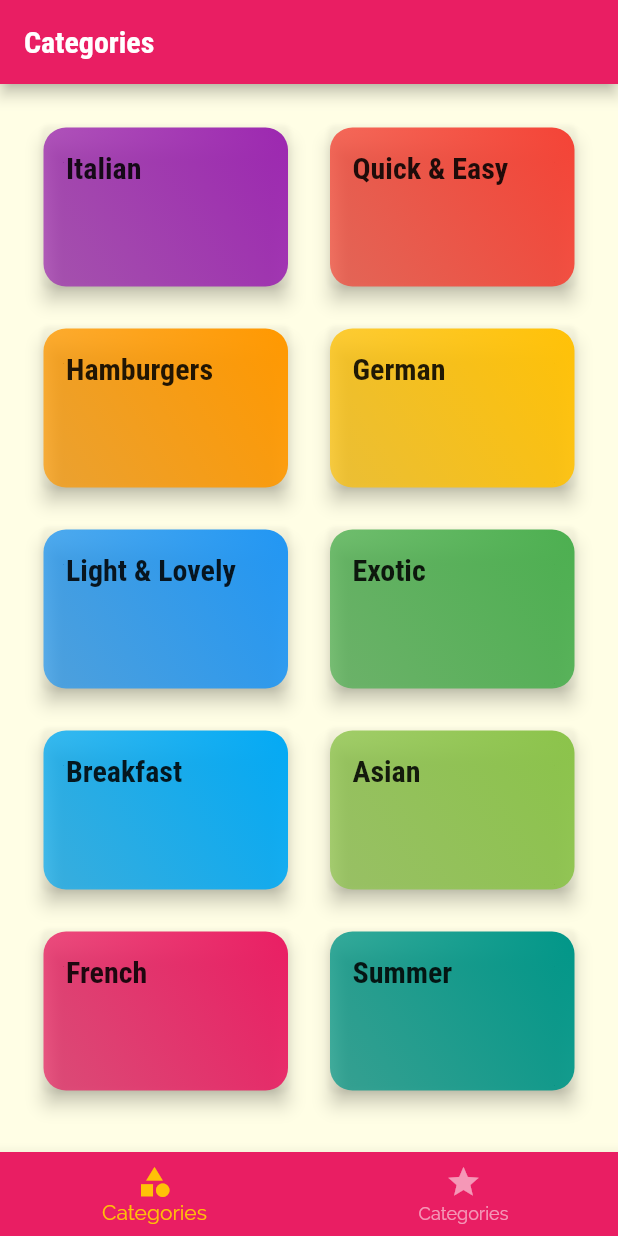
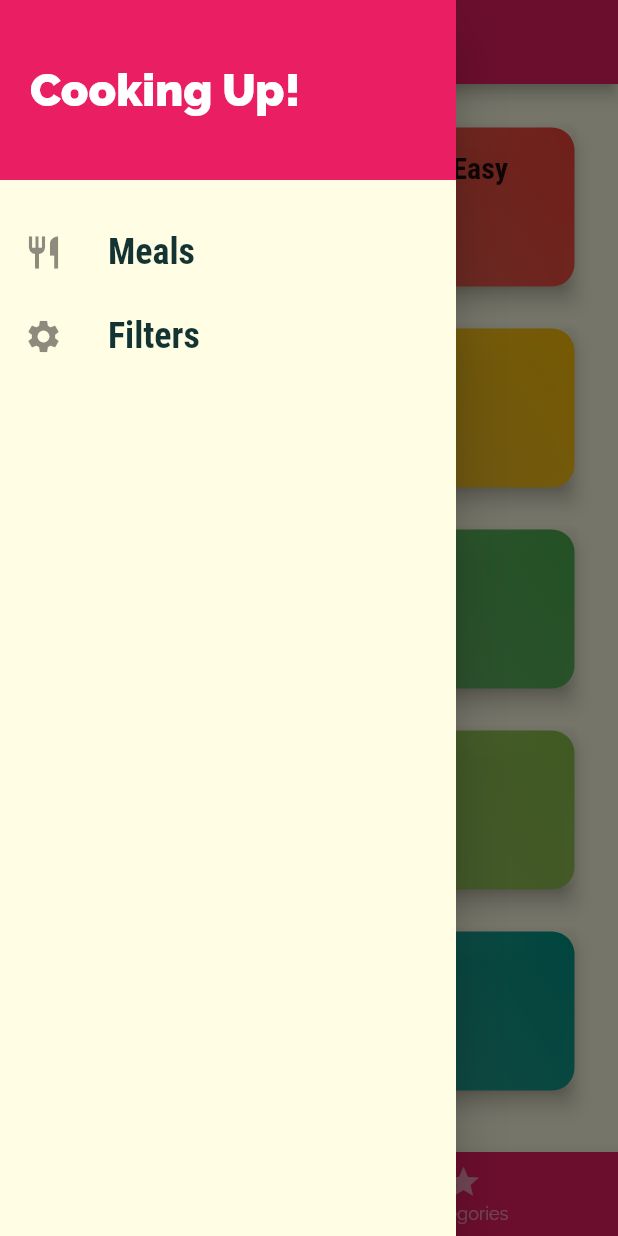
Before and after one commit to JeanBayer/app_food, a Flutter app: the screen it shows after launch, with the side drawer open (before the commit the screen has no drawer), on a phone screen of 412 x 824 dp. Run offline on Flutter 3.47's test engine with Material 2 defaults, Android fonts, the phone set to English and light mode, and no system bars.

Commit message:
drawer added

```diff
--- a/lib/screens/tabs_screen.dart
+++ b/lib/screens/tabs_screen.dart
@@ -1,5 +1,6 @@
 import 'package:flutter/material.dart';
 
+import '../widgets/main_drawer.dart';
 import './favorites_screen.dart';
 import './categories_screen.dart';
 
@@ -35,6 +36,7 @@ class _TabsScreenState extends State<TabsScreen> {
       appBar: AppBar(
         title: Text(_pages[_selectedPageIndex]['title'].toString()),
       ),
+      drawer: MainDrawer(),
       body: _pages[_selectedPageIndex]['page'] as Widget,
       bottomNavigationBar: BottomNavigationBar(
         onTap: _selectPage,
--- /dev/null
+++ b/lib/widgets/main_drawer.dart
@@ -0,0 +1,59 @@
+import 'package:flutter/material.dart';
+
+class MainDrawer extends StatelessWidget {
+  Widget buildListTile(String title, IconData icon) {
+    return ListTile(
+      leading: Icon(
+        icon,
+        size: 26,
+      ),
+      title: Text(
+        title,
+        style: const TextStyle(
+          fontFamily: 'RobotoCondensed',
+          fontSize: 24,
+          fontWeight: FontWeight.bold,
+        ),
+      ),
+      onTap: () {
+        // ...
+      },
+    );
+  }
+
+  @override
+  Widget build(BuildContext context) {
+    return Drawer(
+      child: Column(
+        children: <Widget>[
+          Container(
+            height: 120,
+            width: double.infinity,
+            padding: const EdgeInsets.all(20),
+            alignment: Alignment.centerLeft,
+            color: Theme.of(context).primaryColor,
+            child: const Text(
+              'Cooking Up!',
+              style: TextStyle(
+                fontWeight: FontWeight.w900,
+                fontSize: 30,
+                color: Colors.white,
+              ),
+            ),
+          ),
+          const SizedBox(
+            height: 20,
+          ),
+          buildListTile(
+            'Meals',
+            Icons.restaurant,
+          ),
+          buildListTile(
+            'Filters',
+            Icons.settings,
+          ),
+        ],
+      ),
+    );
+  }
+}
```
